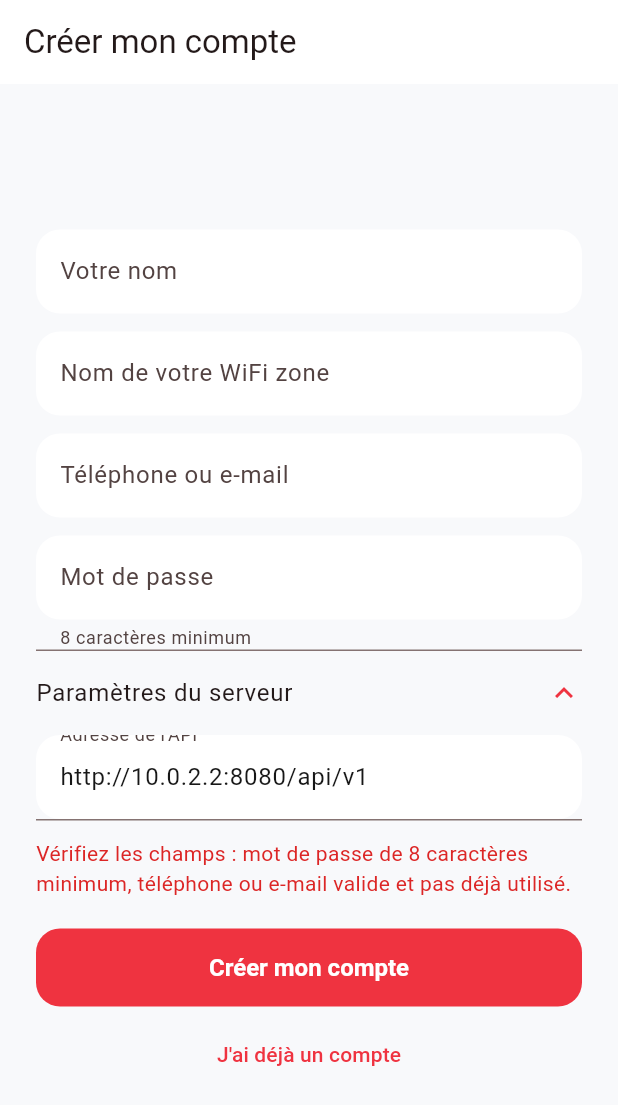
After one commit to maikanomahamane/Mywifizone, a Flutter app: the RegisterPage screen opened by its route, after a tap on "Paramètres du serveur", after a tap on "Créer mon compte", on a phone screen of 412 x 824 dp. The commit adds this screen. Shown: the top 1105 px of the screen. Run offline on Flutter 3.47's test engine with Material 3 defaults, Android fonts, the phone set to English and light mode, and no system bars; our stand-ins replace dio, flutter_riverpod, flutter_secure_storage, go_router, printing, share_plus; accounts and stored records are empty; generated files the repository leaves out were written again.

Commit message:
Mobile : écran de création de compte (inscription propriétaire)
Co-Authored-By: Claude Sonnet 5.5 <noreply@anthropic.com>
Claude-Session: https://claude.ai/code/session_015FmJfk8LwftAcPzEGSCwVf

```diff
--- a/mobile/lib/features/auth/login_page.dart
+++ b/mobile/lib/features/auth/login_page.dart
@@ -145,6 +145,11 @@ class _LoginPageState extends ConsumerState<LoginPage> {
                                 strokeWidth: 2, color: Colors.white))
                         : Text(t.loginButton),
                   ),
+                  const SizedBox(height: 8),
+                  TextButton(
+                    onPressed: _loading ? null : () => context.push('/register'),
+                    child: Text(t.createAccount),
+                  ),
                 ],
               ),
             ),
--- /dev/null
+++ b/mobile/lib/features/auth/register_page.dart
@@ -0,0 +1,144 @@
+import 'package:flutter/material.dart';
+import 'package:flutter_riverpod/flutter_riverpod.dart';
+import 'package:go_router/go_router.dart';
+
+import '../../core/api_client.dart';
+import '../../core/api_config.dart';
+import '../../core/providers.dart';
+import '../../design_system/app_colors.dart';
+import '../../localization/app_localizations.dart';
+
+/// Inscription d'un propriétaire : crée le compte, la WiFi zone et l'essai gratuit, puis connecte directement.
+class RegisterPage extends ConsumerStatefulWidget {
+  const RegisterPage({super.key});
+
+  @override
+  ConsumerState<RegisterPage> createState() => _RegisterPageState();
+}
+
+class _RegisterPageState extends ConsumerState<RegisterPage> {
+  final _name = TextEditingController();
+  final _business = TextEditingController();
+  final _identifier = TextEditingController();
+  final _password = TextEditingController();
+  final _server = TextEditingController(text: apiBaseUrl);
+  bool _loading = false;
+  String? _errorCode;
+
+  @override
+  void initState() {
+    super.initState();
+    _loadServer();
+  }
+
+  Future<void> _loadServer() async {
+    final saved = await ref.read(tokenStorageProvider).serverUrl;
+    if (saved != null && saved.isNotEmpty && mounted) {
+      _server.text = saved;
+      ref.read(apiClientProvider).setBaseUrl(saved);
+    }
+  }
+
+  @override
+  void dispose() {
+    for (final c in [_name, _business, _identifier, _password, _server]) {
+      c.dispose();
+    }
+    super.dispose();
+  }
+
+  Future<void> _submit() async {
+    final identifier = _identifier.text.trim();
+    if (_name.text.trim().isEmpty || _business.text.trim().isEmpty || identifier.isEmpty || _password.text.length < 8) {
+      setState(() => _errorCode = 'validation_failed');
+      return;
+    }
+    setState(() {
+      _loading = true;
+      _errorCode = null;
+    });
+    try {
+      final api = ref.read(apiClientProvider);
+      final server = _server.text.trim();
+      if (server.isNotEmpty) {
+        api.setBaseUrl(server);
+        await ref.read(tokenStorageProvider).saveServerUrl(server);
+      }
+      final user = await api.register(
+        name: _name.text.trim(),
+        businessName: _business.text.trim(),
+        identifier: identifier,
+        password: _password.text,
+      );
+      ref.read(currentUserProvider.notifier).state = user;
+      final userLocale = user['locale'];
+      if (userLocale is String && const ['fr', 'en', 'ar', 'ha'].contains(userLocale)) {
+        ref.read(localeProvider.notifier).state = Locale(userLocale);
+      }
+      if (mounted) context.go('/home');
+    } on ApiException catch (e) {
+      setState(() => _errorCode = e.code);
+    } finally {
+      if (mounted) setState(() => _loading = false);
+    }
+  }
+
+  String _message(AppLocalizations t, String code) => switch (code) {
+        'validation_failed' => t.errRegisterInvalid,
+        'network_error' => t.errorNetwork,
+        _ => t.errorGeneric,
+      };
+
+  @override
+  Widget build(BuildContext context) {
+    final t = AppLocalizations.of(context)!;
+    return Scaffold(
+      appBar: AppBar(title: Text(t.registerTitle)),
+      body: SafeArea(
+        child: Center(
+          child: SingleChildScrollView(
+            padding: const EdgeInsets.all(24),
+            child: ConstrainedBox(
+              constraints: const BoxConstraints(maxWidth: 420),
+              child: Column(
+                crossAxisAlignment: CrossAxisAlignment.stretch,
+                children: [
+                  TextField(controller: _name, textCapitalization: TextCapitalization.words, decoration: InputDecoration(labelText: t.yourName)),
+                  const SizedBox(height: 12),
+                  TextField(controller: _business, textCapitalization: TextCapitalization.words, decoration: InputDecoration(labelText: t.businessName)),
+                  const SizedBox(height: 12),
+                  TextField(controller: _identifier, keyboardType: TextInputType.emailAddress, decoration: InputDecoration(labelText: t.identifierLabel)),
+                  const SizedBox(height: 12),
+                  TextField(
+                    controller: _password,
+                    obscureText: true,
+                    onSubmitted: (_) => _submit(),
+                    decoration: InputDecoration(labelText: t.passwordLabel, helperText: t.passwordHint),
+                  ),
+                  ExpansionTile(
+                    tilePadding: EdgeInsets.zero,
+                    title: Text(t.serverSettings),
+                    children: [TextField(controller: _server, keyboardType: TextInputType.url, decoration: InputDecoration(labelText: t.serverLabel))],
+                  ),
+                  if (_errorCode != null) ...[
+                    const SizedBox(height: 12),
+                    Text(_message(t, _errorCode!), style: const TextStyle(color: AppColors.error)),
+                  ],
+                  const SizedBox(height: 20),
+                  FilledButton(
+                    onPressed: _loading ? null : _submit,
+                    child: _loading
+                        ? const SizedBox(height: 22, width: 22, child: CircularProgressIndicator(strokeWidth: 2, color: Colors.white))
+                        : Text(t.registerButton),
+                  ),
+                  const SizedBox(height: 8),
+                  TextButton(onPressed: _loading ? null : () => context.pop(), child: Text(t.haveAccount)),
+                ],
+              ),
+            ),
+          ),
+        ),
+      ),
+    );
+  }
+}
--- a/mobile/lib/localization/app_fr.arb
+++ b/mobile/lib/localization/app_fr.arb
@@ -236,5 +236,13 @@
   "serviceName": "Nom",
   "serviceUrl": "Adresse (https)",
   "serviceUrlHelp": "Adresse officielle uniquement, sans identifiant ni mot de passe.",
-  "errPortalUnavailable": "Le portail est indisponible (abonnement ou formule)."
+  "errPortalUnavailable": "Le portail est indisponible (abonnement ou formule).",
+  "createAccount": "Créer un compte",
+  "registerTitle": "Créer mon compte",
+  "yourName": "Votre nom",
+  "businessName": "Nom de votre WiFi zone",
+  "registerButton": "Créer mon compte",
+  "haveAccount": "J'ai déjà un compte",
+  "passwordHint": "8 caractères minimum",
+  "errRegisterInvalid": "Vérifiez les champs : mot de passe de 8 caractères minimum, téléphone ou e-mail valide et pas déjà utilisé."
 }
--- a/mobile/lib/routing/app_router.dart
+++ b/mobile/lib/routing/app_router.dart
@@ -1,12 +1,14 @@
 import 'package:go_router/go_router.dart';
 
 import '../features/auth/login_page.dart';
+import '../features/auth/register_page.dart';
 import '../features/shell/app_shell.dart';
 
 final appRouter = GoRouter(
   initialLocation: '/login',
   routes: [
     GoRoute(path: '/login', builder: (_, __) => const LoginPage()),
+    GoRoute(path: '/register', builder: (_, __) => const RegisterPage()),
     GoRoute(path: '/home', builder: (_, __) => const AppShell()),
   ],
 );
```
Also changed, not shown: mobile/lib/core/api_client.dart (+28 -0 lines), mobile/lib/localization/app_ar.arb (+9 -1 lines), mobile/lib/localization/app_en.arb (+9 -1 lines), mobile/lib/localization/app_ha.arb (+9 -1 lines), 1 other file.
